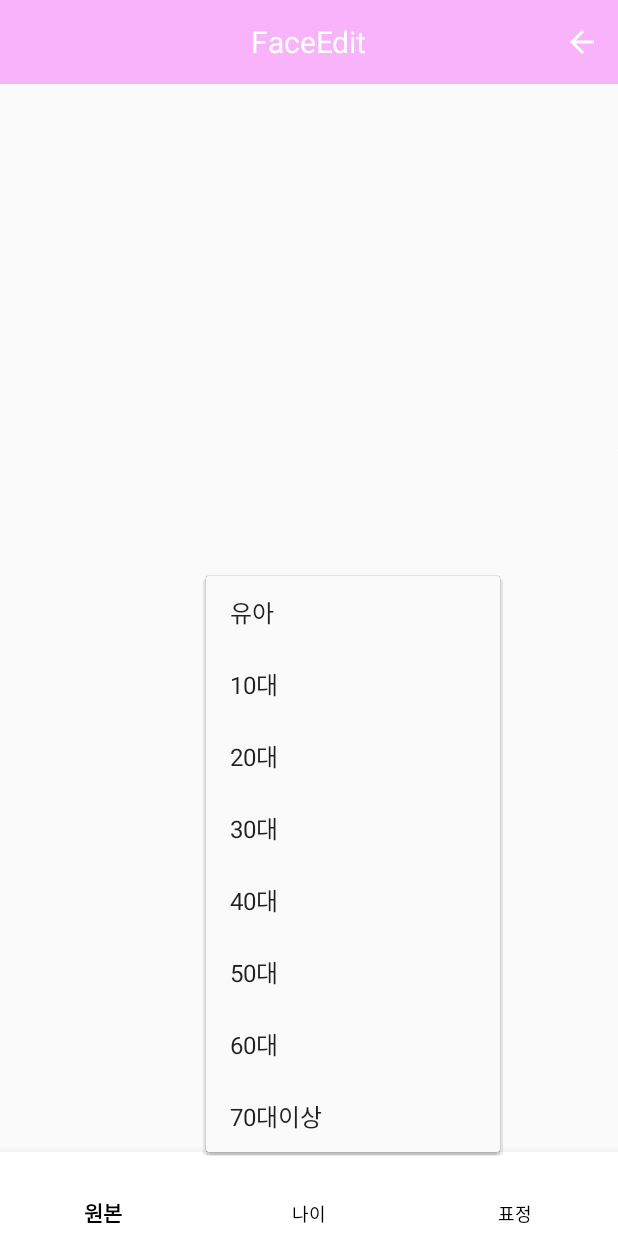
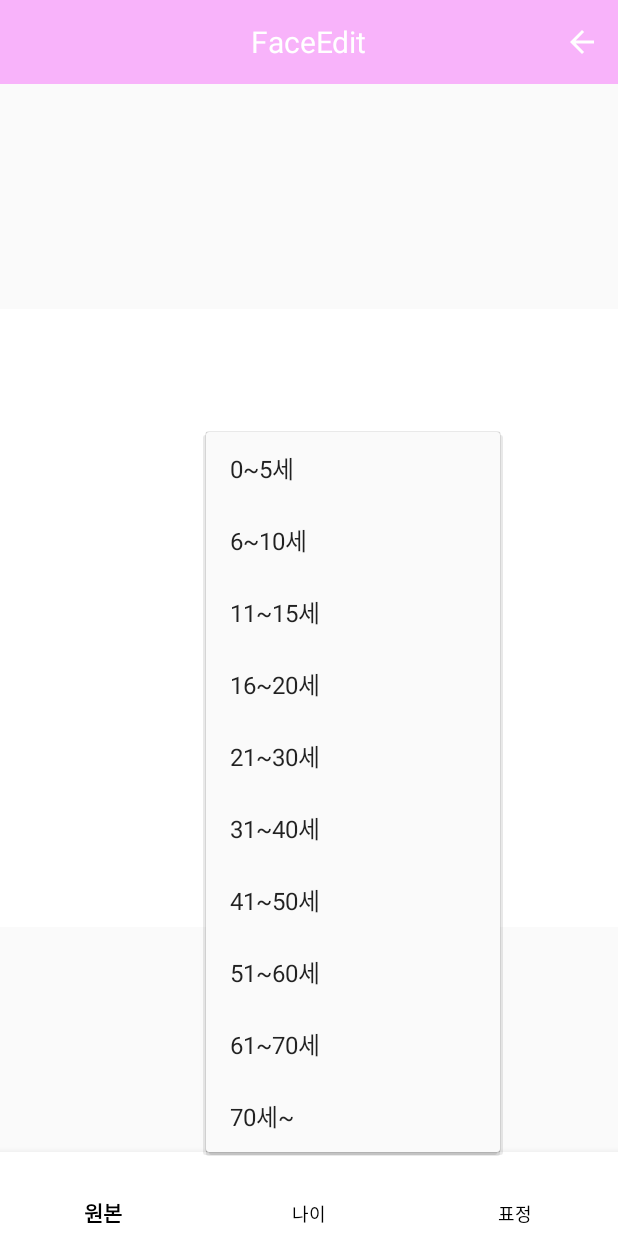
Before and after one commit to xogus1107/Capstone, an Android app: the imageEdit screen opened directly, with no data from a screen before it, item 2 of the bottom bar chosen, on a phone screen of 412 x 824 dp. Run offline under Robolectric (Android 15) with nearby library versions, the phone set to English and light mode, and no system bars; 8 statements that could not run were skipped.

Commit message:
Add mobile-server communication
Image upload to server & result image download

```diff
--- a/mobile/app/build.gradle
+++ b/mobile/app/build.gradle
@@ -39,4 +39,5 @@ dependencies {
     androidTestImplementation 'com.android.support.test.espresso:espresso-core:3.0.2'
     implementation 'com.android.support:mediarouter-v7:28.0.0-alpha1'
     implementation 'com.google.android.gms:play-services-vision:16.2.0'
+    implementation 'com.squareup.okhttp3:okhttp:3.8.1'
 }
--- a/mobile/app/src/main/AndroidManifest.xml
+++ b/mobile/app/src/main/AndroidManifest.xml
@@ -2,6 +2,9 @@
 <manifest xmlns:android="http://schemas.android.com/apk/res/android"
     package="com.example.yusei.capstone">
     <uses-permission android:name="android.permission.READ_EXTERNAL_STORAGE" />
+    <uses-permission android:name="android.permission.INTERNET" />
+    <uses-permission android:name="android.permission.ACCESS_NETWORK_STATE"/>
+    <uses-permission android:name="android.permission.READ_EXTERNAL_STORAGE"/>
     <uses-permission android:name="android.permission.WRITE_EXTERNAL_STORAGE" />
     <uses-permission android:name="android.permission.CAMERA" />
 
--- a/mobile/app/src/main/res/layout/image_edit.xml
+++ b/mobile/app/src/main/res/layout/image_edit.xml
@@ -1,8 +1,9 @@
 <?xml version="1.0" encoding="utf-8"?>
-<RelativeLayout xmlns:android="http://schemas.android.com/apk/res/android"
+<android.support.constraint.ConstraintLayout xmlns:android="http://schemas.android.com/apk/res/android"
+    xmlns:app="http://schemas.android.com/apk/res-auto"
+    android:id="@+id/relativeLayout"
     android:layout_width="match_parent"
-    android:layout_height="match_parent"
-    xmlns:app="http://schemas.android.com/apk/res-auto">
+    android:layout_height="match_parent">
 
     <android.support.v7.widget.Toolbar xmlns:android="http://schemas.android.com/apk/res/android"
         xmlns:app="http://schemas.android.com/apk/res-auto"
@@ -12,6 +13,8 @@
         android:layout_height="wrap_content"
         android:background="#f8b3fa"
         android:minHeight="?attr/actionBarSize"
+        app:layout_constraintStart_toStartOf="parent"
+        app:layout_constraintTop_toTopOf="parent"
         app:popupTheme="@style/ThemeOverlay.AppCompat.Light"
         app:theme="@style/ThemeOverlay.AppCompat.Dark.ActionBar">
 
@@ -28,37 +31,32 @@
 
     <ImageView
         android:id="@+id/picture"
-        android:layout_width="wrap_content"
+        android:layout_width="match_parent"
         android:layout_height="wrap_content"
-        android:layout_centerVertical="true"
         android:adjustViewBounds="true"
-        app:srcCompat="@android:color/white" />
-
-    <ImageView
-        android:id="@+id/crop"
-        android:layout_width="wrap_content"
-        android:layout_height="wrap_content"
-        android:layout_alignParentRight="true"
-        android:layout_centerVertical="false"
-        android:layout_marginTop="300dp"
-        android:adjustViewBounds="true"
+        app:layout_constraintBottom_toTopOf="@+id/bottom_navigation"
+        app:layout_constraintStart_toStartOf="parent"
+        app:layout_constraintTop_toBottomOf="@+id/toolbar"
         app:srcCompat="@android:color/white" />
 
     <android.support.v4.view.ViewPager
         android:id="@+id/container"
         android:layout_width="match_parent"
         android:layout_height="match_parent"
-        app:layout_behavior="@string/appbar_scrolling_view_behavior" />
+        android:layout_marginTop="32dp"
+        app:layout_behavior="@string/appbar_scrolling_view_behavior"
+        app:layout_constraintStart_toStartOf="parent"
+        app:layout_constraintTop_toTopOf="parent" />
 
     <android.support.design.widget.BottomNavigationView
         android:id="@+id/bottom_navigation"
         android:layout_width="match_parent"
         android:layout_height="wrap_content"
-        android:layout_alignParentBottom="true"
-        android:layout_alignParentStart="true"
         app:itemBackground="@android:color/white"
         app:itemTextColor="@android:color/black"
         app:layout_behavior="tech.thdev.app.view.BottomNavigationBehavior"
+        app:layout_constraintBottom_toBottomOf="parent"
+        app:layout_constraintStart_toStartOf="parent"
         app:menu="@menu/menu" />
 
-</RelativeLayout>
+</android.support.constraint.ConstraintLayout>
--- a/mobile/app/src/main/res/menu/popup_age.xml
+++ b/mobile/app/src/main/res/menu/popup_age.xml
@@ -4,40 +4,41 @@
     <item
         android:id="@+id/baby"
         android:enabled="true"
-        android:title="유아" />
+        android:title="0~5세" />
     <item
-        android:id="@+id/teen"
+        android:id="@+id/child"
         android:enabled="true"
-        android:title="10대">
-    </item>
+        android:title="6~10세"></item>
+    <item
+        android:id="@+id/early_teen"
+        android:enabled="true"
+        android:title="11~15세"></item>
+    <item
+        android:id="@+id/late_teen"
+        android:enabled="true"
+        android:title="16~20세"></item>
     <item
         android:id="@+id/twenty"
         android:enabled="true"
-        android:title="20대">
-    </item>
+        android:title="21~30세"></item>
     <item
         android:id="@+id/thirty"
         android:enabled="true"
-        android:title="30대">
-    </item>
+        android:title="31~40세"></item>
     <item
         android:id="@+id/fourty"
         android:enabled="true"
-        android:title="40대">
-    </item>
+        android:title="41~50세"></item>
     <item
-    android:id="@+id/fifty"
-    android:enabled="true"
-    android:title="50대">
-</item>
+        android:id="@+id/fifty"
+        android:enabled="true"
+        android:title="51~60세"></item>
     <item
         android:id="@+id/sixty"
         android:enabled="true"
-        android:title="60대">
-    </item>
+        android:title="61~70세"></item>
     <item
         android:id="@+id/over_seventy"
         android:enabled="true"
-        android:title="70대이상">
-    </item>
+        android:title="70세~"></item>
 </menu>
--- a/mobile/app/src/main/res/menu/popup_emotion.xml
+++ b/mobile/app/src/main/res/menu/popup_emotion.xml
@@ -25,4 +25,19 @@
         android:enabled="true"
         android:title="공포">
     </item>
+    <item
+        android:id="@+id/contempt"
+        android:enabled="true"
+        android:title="경멸">
+    </item>
+    <item
+        android:id="@+id/disgust"
+        android:enabled="true"
+        android:title="역겨움">
+    </item>
+    <item
+        android:id="@+id/neutral"
+        android:enabled="true"
+        android:title="무표정">
+    </item>
 </menu>
--- a/mobile/app/src/main/res/values/colors.xml
+++ b/mobile/app/src/main/res/values/colors.xml
@@ -1,6 +1,6 @@
 <?xml version="1.0" encoding="utf-8"?>
 <resources>
     <color name="colorPrimary">#3F51B5</color>
-    <color name="colorPrimaryDark">#303F9F</color>
+    <color name="colorPrimaryDark">#171e4d</color>
     <color name="colorAccent">#f7abf9</color>
 </resources>
```
Also changed, not shown: mobile/app/src/main/java/com/example/yusei/capstone/MainActivity.java (+63 -4 lines), mobile/app/src/main/java/com/example/yusei/capstone/imageEdit.java (+189 -29 lines), mobile/app/src/main/res/layout/intro.xml (+8 -24 lines), mobile/app/src/main/res/drawable/sanaicon.png (added).
